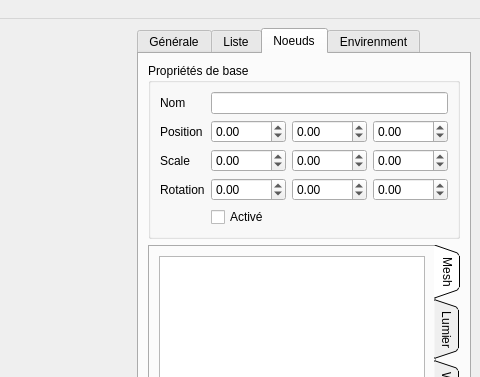
Qt form sources/interface.ui (b4n92uid/theball-editor) before a commit; both pictures show x 346 to 826 and y 0 to 377 of the 826 by 677 pixel window.
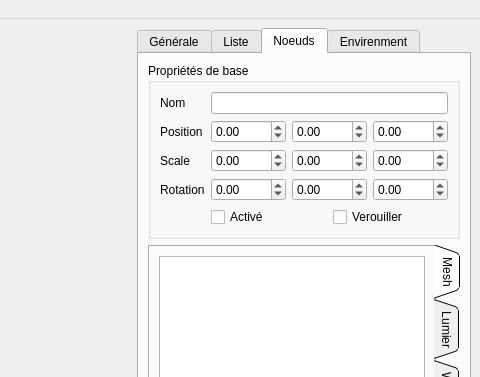
The same form after that commit. The open tabs and pages were chosen to show the change. Icons and pictures are not drawn. Custom widgets are drawn as their Qt base class.

Commit message: Imrove locking feature (Checkbox widget)

The edit to the form file:
```diff
--- a/sources/interface.ui
+++ b/sources/interface.ui
@@ -453,6 +453,16 @@
                </property>
               </widget>
              </item>
+             <item>
+              <widget class="QCheckBox" name="node_lock">
+               <property name="text">
+                <string>Verouiller</string>
+               </property>
+               <property name="tristate">
+                <bool>true</bool>
+               </property>
+              </widget>
+             </item>
             </layout>
            </item>
           </layout>
```
Left out of the diff: 37 changed lines with no effect on the pictures. The commit also changes 7 other files.
